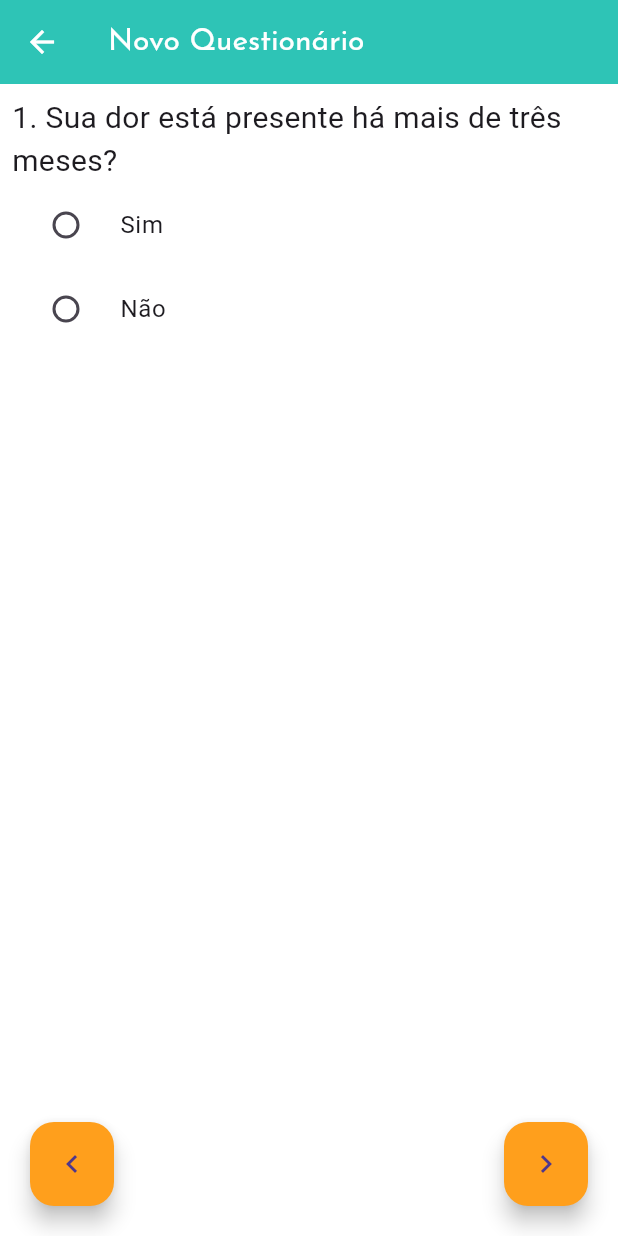
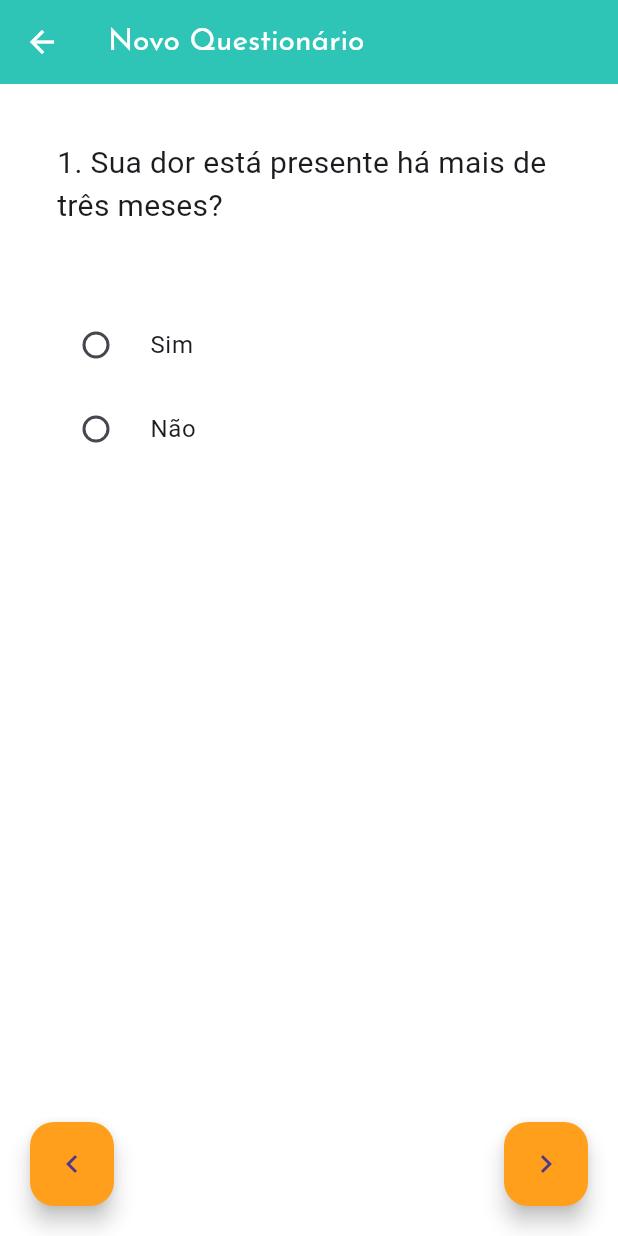
Before and after one commit to isadora-vieira-ramos/clini_dor, a Flutter app: the QuestionnairePage screen opened directly, on a phone screen of 412 x 824 dp. Run offline on Flutter 3.47's test engine with Material 3 defaults, Android fonts, the phone set to English and light mode, and no system bars; our stand-ins replace go_router, google_fonts.

Commit message:
Update padding in all question types

```diff
--- a/lib/pages/question_page.dart
+++ b/lib/pages/question_page.dart
@@ -20,13 +20,18 @@ class QuestionPage extends StatelessWidget {
             mainAxisAlignment: MainAxisAlignment.center,
             crossAxisAlignment: CrossAxisAlignment.center,
             children: [
-              Text(
+              Padding(
+                padding: const EdgeInsets.all(30),
+                child: Text(
                   question.questionText,
                   style: const TextStyle(
                     fontSize: 20
                   )
                 ),
+              ),
               Expanded(
+                child: Padding(
+                  padding: const EdgeInsets.all(20),
                   child: ListView.builder(
                     itemCount: question.answers.length,
                     itemBuilder: (context, index) {
@@ -68,6 +73,7 @@ class QuestionPage extends StatelessWidget {
                       }
                     },
                   ),
+                ),
               )
             ],
           ),
--- a/lib/pages/register_patient_page.dart
+++ b/lib/pages/register_patient_page.dart
@@ -1,5 +1,3 @@
-import 'dart:ffi';
-
 import 'package:flutter/material.dart';
 import 'package:google_fonts/google_fonts.dart';
 import 'package:intl/intl.dart';
```
Also changed, not shown: lib/pages/click_map_question.dart (+9 -5 lines), lib/pages/rating_question.dart (+14 -4 lines). Lines whose indentation alone changed are shown as unchanged.
